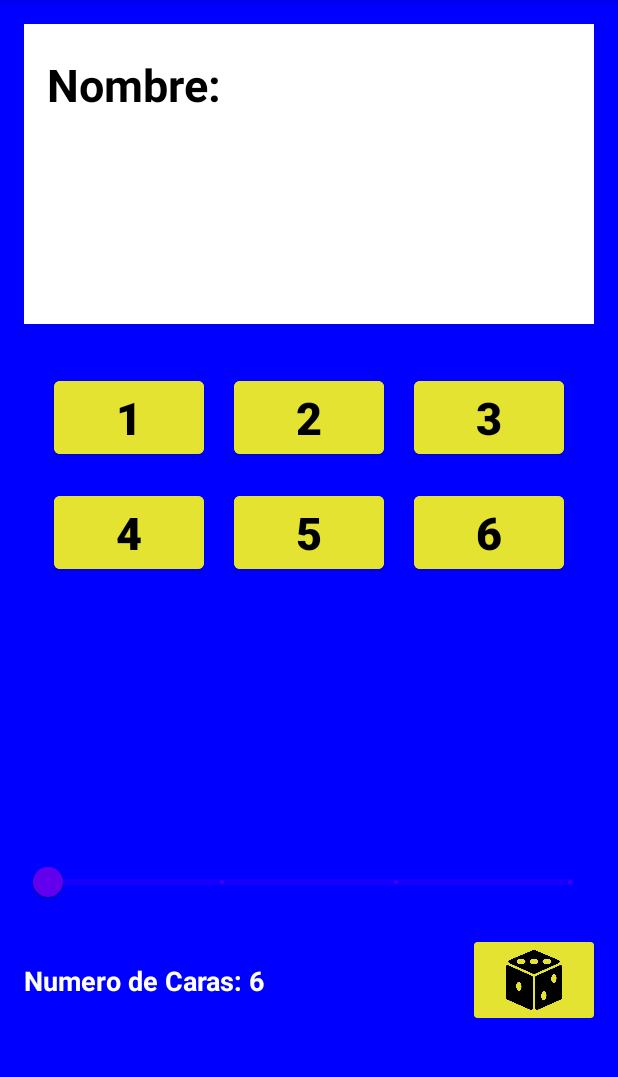
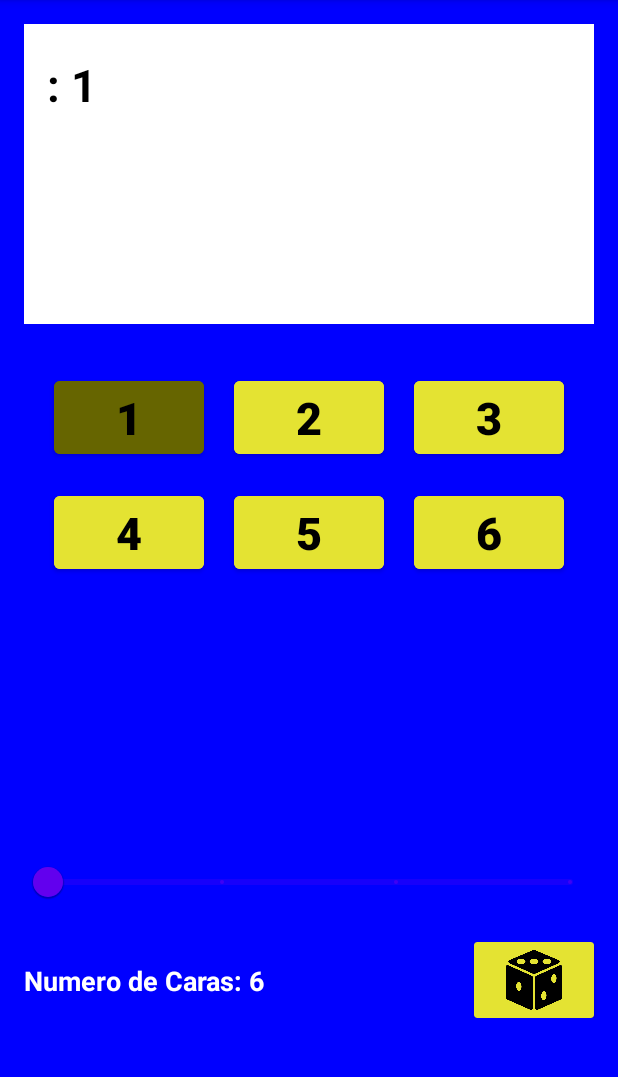
Before and after one commit to Ruben-RM/PDM_AppExtra4, an Android app: the CalculatorActivity screen opened directly, with no data from a screen before it, on a phone screen of 412 x 824 dp, the part 84-1161 px from its top. Run offline under Robolectric (Android 15) with nearby library versions, the phone set to English and light mode, and no system bars.

Commit message:
v1.0 - App terminada

```diff
--- a/app/src/main/java/com/example/appextra4/CalculatorActivity.kt
+++ b/app/src/main/java/com/example/appextra4/CalculatorActivity.kt
@@ -1,20 +1,171 @@
 package com.example.appextra4
 
 import android.os.Bundle
+import android.widget.Button
+import android.widget.TextView
+import android.widget.Toast
 import androidx.activity.enableEdgeToEdge
 import androidx.appcompat.app.AppCompatActivity
+import androidx.cardview.widget.CardView
+import androidx.core.content.ContextCompat
 import androidx.core.view.ViewCompat
 import androidx.core.view.WindowInsetsCompat
+import com.google.android.material.slider.RangeSlider
+import kotlin.random.Random
 
 class CalculatorActivity : AppCompatActivity() {
+
+    private lateinit var tv_nombre:TextView
+    private var nombre:String = ""
+    private lateinit var btn_1:Button
+    private lateinit var btn_2:Button
+    private lateinit var btn_3:Button
+    private lateinit var btn_4:Button
+    private lateinit var btn_5:Button
+    private lateinit var btn_6:Button
+    private var boton_pulsado:Int = 1
+    private lateinit var rs_numCaras:RangeSlider
+    private var num_caras:Int = 6
+    private lateinit var tv_numCaras:TextView
+    private lateinit var btn_rollDice:CardView
+
+
     override fun onCreate(savedInstanceState: Bundle?) {
         super.onCreate(savedInstanceState)
         enableEdgeToEdge()
         setContentView(R.layout.activity_calculator)
+
+        initComponents()
+        initListeners()
+        initUI()
+
         ViewCompat.setOnApplyWindowInsetsListener(findViewById(R.id.main)) { v, insets ->
             val systemBars = insets.getInsets(WindowInsetsCompat.Type.systemBars())
             v.setPadding(systemBars.left, systemBars.top, systemBars.right, systemBars.bottom)
             insets
         }
     }
+
+    private fun initComponents()
+    {
+        tv_nombre = findViewById(R.id.tv_nombre)
+        btn_1 = findViewById(R.id.btn_1)
+        btn_2 = findViewById(R.id.btn_2)
+        btn_3 = findViewById(R.id.btn_3)
+        btn_4 = findViewById(R.id.btn_4)
+        btn_5 = findViewById(R.id.btn_5)
+        btn_6 = findViewById(R.id.btn_6)
+        rs_numCaras = findViewById(R.id.rs_numCaras)
+        tv_numCaras = findViewById(R.id.tv_numCaras)
+        btn_rollDice = findViewById(R.id.btn_rollDice)
+    }
+
+    private fun initListeners()
+    {
+        btn_1.setOnClickListener()
+        {
+            boton_pulsado = 1
+            setBackgroundsBotones()
+            setNombre()
+        }
+        btn_2.setOnClickListener()
+        {
+            boton_pulsado = 2
+            setBackgroundsBotones()
+            setNombre()
+        }
+        btn_3.setOnClickListener()
+        {
+            boton_pulsado = 3
+            setBackgroundsBotones()
+            setNombre()
+        }
+        btn_4.setOnClickListener()
+        {
+            boton_pulsado = 4
+            setBackgroundsBotones()
+            setNombre()
+        }
+        btn_5.setOnClickListener()
+        {
+            boton_pulsado = 5
+            setBackgroundsBotones()
+            setNombre()
+        }
+        btn_6.setOnClickListener()
+        {
+            boton_pulsado = 6
+            setBackgroundsBotones()
+            setNombre()
+        }
+
+        rs_numCaras.addOnChangeListener()
+        { _, value: Float, _ ->
+            num_caras = value.toInt()
+            setTVNumCaras()
+        }
+
+        btn_rollDice.setOnClickListener()
+        {
+            val numRandom = Random.nextInt(1, num_caras + 1)
+            Toast.makeText(this, "Número: " + numRandom.toString(), Toast.LENGTH_SHORT).show()
+        }
+    }
+
+    private fun initUI()
+    {
+        nombre = intent.extras?.getString("NOMBRE")?:""
+
+        setNombre()
+    }
+
+    private fun setBackgroundsBotones()
+    {
+        when(boton_pulsado)
+        {
+            1 -> {
+                btn_1.setBackgroundColor(ContextCompat.getColor(this, R.color.amarillo_oscuro))
+                setBackgroundsAmarillos(btn_2, btn_3, btn_4, btn_5, btn_6)
+            }
+            2 -> {
+                btn_2.setBackgroundColor(ContextCompat.getColor(this, R.color.amarillo_oscuro))
+                setBackgroundsAmarillos(btn_1, btn_3, btn_4, btn_5, btn_6)
+            }
+            3 -> {
+                btn_3.setBackgroundColor(ContextCompat.getColor(this, R.color.amarillo_oscuro))
+                setBackgroundsAmarillos(btn_1, btn_2, btn_4, btn_5, btn_6)
+            }
+            4 -> {
+                btn_4.setBackgroundColor(ContextCompat.getColor(this, R.color.amarillo_oscuro))
+                setBackgroundsAmarillos(btn_1, btn_2, btn_3, btn_5, btn_6)
+            }
+            5 -> {
+                btn_5.setBackgroundColor(ContextCompat.getColor(this, R.color.amarillo_oscuro))
+                setBackgroundsAmarillos(btn_1, btn_2, btn_3, btn_4, btn_6)
+            }
+            6 -> {
+                btn_6.setBackgroundColor(ContextCompat.getColor(this, R.color.amarillo_oscuro))
+                setBackgroundsAmarillos(btn_1, btn_2, btn_3, btn_4, btn_5)
+            }
+        }
+    }
+
+    private fun setBackgroundsAmarillos(btn_1:Button, btn_2:Button, btn_3:Button, btn_4:Button, btn_5:Button)
+    {
+        btn_1.setBackgroundColor(ContextCompat.getColor(this, R.color.amarillo))
+        btn_2.setBackgroundColor(ContextCompat.getColor(this, R.color.amarillo))
+        btn_3.setBackgroundColor(ContextCompat.getColor(this, R.color.amarillo))
+        btn_4.setBackgroundColor(ContextCompat.getColor(this, R.color.amarillo))
+        btn_5.setBackgroundColor(ContextCompat.getColor(this, R.color.amarillo))
+    }
+
+    private fun setNombre()
+    {
+        tv_nombre.text = nombre + ": " + boton_pulsado.toString()
+    }
+
+    private fun setTVNumCaras()
+    {
+        tv_numCaras.text = "Numero de caras: " + num_caras.toString()
+    }
 }
--- a/app/src/main/res/layout/activity_calculator.xml
+++ b/app/src/main/res/layout/activity_calculator.xml
@@ -44,7 +44,7 @@
                     android:layout_height="wrap_content"
                     android:id="@+id/btn_1"
                     android:layout_marginHorizontal="10dp"
-                    android:backgroundTint="@color/amarillo"
+                    android:backgroundTint="@color/amarillo_oscuro"
                     android:text="1"
                     android:textColor="@color/black"
                     android:textSize="30sp"
@@ -155,6 +155,7 @@
                     android:layout_height="40dp"
                     android:layout_marginVertical="5dp"
                     android:layout_marginHorizontal="20dp"
+                    android:contentDescription="Imagen de dado"
                     android:src="@drawable/dice"
                     android:backgroundTint="@color/amarillo"/>
 
--- a/app/src/main/res/values/colors.xml
+++ b/app/src/main/res/values/colors.xml
@@ -10,4 +10,5 @@
     <color name="gris">#FF505050</color>
     <color name="azul">#FF0000FF</color>
     <color name="amarillo">#FFE4E332</color>
+    <color name="amarillo_oscuro">#666500</color>
 </resources>
```
